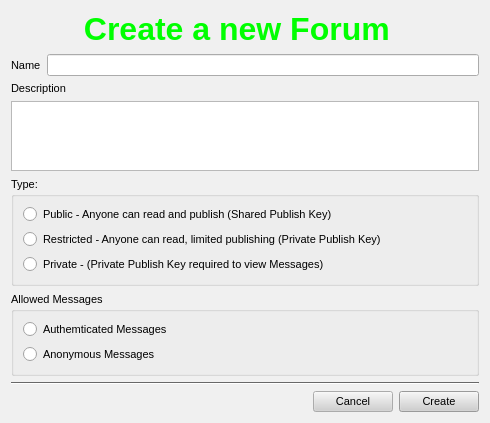
Qt form retroshare-gui/src/gui/forums/CreateForum.ui (RetroShare/RetroShare) before a commit.
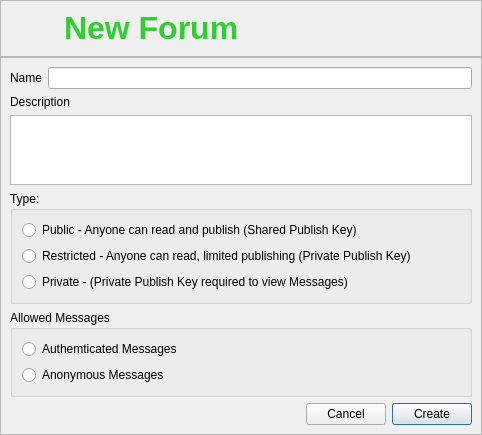
The same form after that commit. Icons and pictures are not drawn.

Patch:
```diff
--- a/retroshare-gui/src/gui/forums/CreateForum.ui
+++ b/retroshare-gui/src/gui/forums/CreateForum.ui
@@ -6,499 +6,10 @@
    <rect>
     <x>0</x>
     <y>0</y>
-    <width>490</width>
-    <height>421</height>
+    <width>482</width>
+    <height>419</height>
    </rect>
   </property>
-  <property name="sizePolicy">
-   <sizepolicy hsizetype="Expanding" vsizetype="Expanding">
-    <horstretch>0</horstretch>
-    <verstretch>0</verstretch>
-   </sizepolicy>
-  </property>
-  <property name="palette">
-   <palette>
-    <active>
-     <colorrole role="WindowText">
-      <brush brushstyle="SolidPattern">
-       <color alpha="255">
-        <red>0</red>
-        <green>0</green>
-        <blue>0</blue>
-       </color>
-      </brush>
-     </colorrole>
-     <colorrole role="Button">
-      <brush brushstyle="SolidPattern">
-       <color alpha="255">
-        <red>208</red>
-        <green>208</green>
-        <blue>208</blue>
-       </color>
-      </brush>
-     </colorrole>
-     <colorrole role="Light">
-      <brush brushstyle="SolidPattern">
-       <color alpha="255">
-        <red>255</red>
-        <green>255</green>
-        <blue>255</blue>
-       </color>
-      </brush>
-     </colorrole>
-     <colorrole role="Midlight">
-      <brush brushstyle="SolidPattern">
-       <color alpha="255">
-        <red>247</red>
-        <green>247</green>
-        <blue>247</blue>
-       </color>
-      </brush>
-     </colorrole>
-     <colorrole role="Dark">
-      <brush brushstyle="SolidPattern">
-       <color alpha="255">
-        <red>104</red>
-        <green>104</green>
-        <blue>104</blue>
-       </color>
-      </brush>
-     </colorrole>
-     <colorrole role="Mid">
-      <brush brushstyle="SolidPattern">
-       <color alpha="255">
-        <red>139</red>
-        <green>139</green>
-        <blue>139</blue>
-       </color>
-      </brush>
-     </colorrole>
-     <colorrole role="Text">
-      <brush brushstyle="SolidPattern">
-       <color alpha="255">
-        <red>0</red>
-        <green>0</green>
-        <blue>0</blue>
-       </color>
-      </brush>
-     </colorrole>
-     <colorrole role="BrightText">
-      <brush brushstyle="SolidPattern">
-       <color alpha="255">
-        <red>255</red>
-        <green>255</green>
-        <blue>255</blue>
-       </color>
-      </brush>
-     </colorrole>
-     <colorrole role="ButtonText">
-      <brush brushstyle="SolidPattern">
-       <color alpha="255">
-        <red>0</red>
-        <green>0</green>
-        <blue>0</blue>
-       </color>
-      </brush>
-     </colorrole>
-     <colorrole role="Base">
-      <brush brushstyle="SolidPattern">
-       <color alpha="255">
-        <red>255</red>
-        <green>255</green>
-        <blue>255</blue>
-       </color>
-      </brush>
-     </colorrole>
-     <colorrole role="Window">
-      <brush brushstyle="SolidPattern">
-       <color alpha="255">
-        <red>240</red>
-        <green>240</green>
-        <blue>240</blue>
-       </color>
-      </brush>
-     </colorrole>
-     <colorrole role="Shadow">
-      <brush brushstyle="SolidPattern">
-       <color alpha="255">
-        <red>0</red>
-        <green>0</green>
-        <blue>0</blue>
-       </color>
-      </brush>
-     </colorrole>
-     <colorrole role="Highlight">
-      <brush brushstyle="SolidPattern">
-       <color alpha="255">
-        <red>0</red>
-        <green>0</green>
-        <blue>128</blue>
-       </color>
-      </brush>
-     </colorrole>
-     <colorrole role="HighlightedText">
-      <brush brushstyle="SolidPattern">
-       <color alpha="255">
-        <red>255</red>
-        <green>255</green>
-        <blue>255</blue>
-       </color>
-      </brush>
-     </colorrole>
-     <colorrole role="Link">
-      <brush brushstyle="SolidPattern">
-       <color alpha="255">
-        <red>0</red>
-        <green>0</green>
-        <blue>255</blue>
-       </color>
-      </brush>
-     </colorrole>
-     <colorrole role="LinkVisited">
-      <brush brushstyle="SolidPattern">
-       <color alpha="255">
-        <red>255</red>
-        <green>0</green>
-        <blue>255</blue>
-       </color>
-      </brush>
-     </colorrole>
-     <colorrole role="AlternateBase">
-      <brush brushstyle="SolidPattern">
-       <color alpha="255">
-        <red>231</red>
-        <green>231</green>
-        <blue>231</blue>
-       </color>
-      </brush>
-     </colorrole>
-    </active>
-    <inactive>
-     <colorrole role="WindowText">
-      <brush brushstyle="SolidPattern">
-       <color alpha="255">
-        <red>0</red>
-        <green>0</green>
-        <blue>0</blue>
-       </color>
-      </brush>
-     </colorrole>
-     <colorrole role="Button">
-      <brush brushstyle="SolidPattern">
-       <color alpha="255">
-        <red>208</red>
-        <green>208</green>
-        <blue>208</blue>
-       </color>
-      </brush>
-     </colorrole>
-     <colorrole role="Light">
-      <brush brushstyle="SolidPattern">
-       <color alpha="255">
-        <red>255</red>
-        <green>255</green>
-        <blue>255</blue>
-       </color>
-      </brush>
-     </colorrole>
-     <colorrole role="Midlight">
-      <brush brushstyle="SolidPattern">
-       <color alpha="255">
-        <red>247</red>
-        <green>247</green>
-        <blue>247</blue>
-       </color>
-      </brush>
-     </colorrole>
-     <colorrole role="Dark">
-      <brush brushstyle="SolidPattern">
-       <color alpha="255">
-        <red>104</red>
-        <green>104</green>
-        <blue>104</blue>
-       </color>
-      </brush>
-     </colorrole>
-     <colorrole role="Mid">
-      <brush brushstyle="SolidPattern">
-       <color alpha="255">
-        <red>139</red>
-        <green>139</green>
-        <blue>139</blue>
-       </color>
-      </brush>
-     </colorrole>
-     <colorrole role="Text">
-      <brush brushstyle="SolidPattern">
-       <color alpha="255">
-        <red>0</red>
-        <green>0</green>
-        <blue>0</blue>
-       </color>
-      </brush>
-     </colorrole>
-     <colorrole role="BrightText">
-      <brush brushstyle="SolidPattern">
-       <color alpha="255">
-        <red>255</red>
-        <green>255</green>
-        <blue>255</blue>
-       </color>
-      </brush>
-     </colorrole>
-     <colorrole role="ButtonText">
-      <brush brushstyle="SolidPattern">
-       <color alpha="255">
-        <red>0</red>
-        <green>0</green>
-        <blue>0</blue>
-       </color>
-      </brush>
-     </colorrole>
-     <colorrole role="Base">
-      <brush brushstyle="SolidPattern">
-       <color alpha="255">
-        <red>255</red>
-        <green>255</green>
-        <blue>255</blue>
-       </color>
-      </brush>
-     </colorrole>
-     <colorrole role="Window">
-      <brush brushstyle="SolidPattern">
-       <color alpha="255">
-        <red>240</red>
-        <green>240</green>
-        <blue>240</blue>
-       </color>
-      </brush>
-     </colorrole>
-     <colorrole role="Shadow">
-      <brush brushstyle="SolidPattern">
-       <color alpha="255">
-        <red>0</red>
-        <green>0</green>
-        <blue>0</blue>
-       </color>
-      </brush>
-     </colorrole>
-     <colorrole role="Highlight">
-      <brush brushstyle="SolidPattern">
-       <color alpha="255">
-        <red>192</red>
-        <green>192</green>
-        <blue>192</blue>
-       </color>
-      </brush>
-     </colorrole>
-     <colorrole role="HighlightedText">
-      <brush brushstyle="SolidPattern">
-       <color alpha="255">
-        <red>0</red>
-        <green>0</green>
-        <blue>0</blue>
-       </color>
-      </brush>
-     </colorrole>
-     <colorrole role="Link">
-      <brush brushstyle="SolidPattern">
-       <color alpha="255">
-        <red>0</red>
-        <green>0</green>
-        <blue>255</blue>
-       </color>
-      </brush>
-     </colorrole>
-     <colorrole role="LinkVisited">
-      <brush brushstyle="SolidPattern">
-       <color alpha="255">
-        <red>255</red>
-        <green>0</green>
-        <blue>255</blue>
-       </color>
-      </brush>
-     </colorrole>
-     <colorrole role="AlternateBase">
-      <brush brushstyle="SolidPattern">
-       <color alpha="255">
-        <red>231</red>
-        <green>231</green>
-        <blue>231</blue>
-       </color>
-      </brush>
-     </colorrole>
-    </inactive>
-    <disabled>
-     <colorrole role="WindowText">
-      <brush brushstyle="SolidPattern">
-       <color alpha="255">
-        <red>104</red>
-        <green>104</green>
-        <blue>104</blue>
-       </color>
-      </brush>
-     </colorrole>
-     <colorrole role="Button">
-      <brush brushstyle="SolidPattern">
-       <color alpha="255">
-        <red>208</red>
-        <green>208</green>
-        <blue>208</blue>
-       </color>
-      </brush>
-     </colorrole>
-     <colorrole role="Light">
-      <brush brushstyle="SolidPattern">
-       <color alpha="255">
-        <red>255</red>
-        <green>255</green>
-        <blue>255</blue>
-       </color>
-      </brush>
-     </colorrole>
-     <colorrole role="Midlight">
-      <brush brushstyle="SolidPattern">
-       <color alpha="255">
-        <red>247</red>
-        <green>247</green>
-        <blue>247</blue>
-       </color>
-      </brush>
-     </colorrole>
-     <colorrole role="Dark">
-      <brush brushstyle="SolidPattern">
-       <color alpha="255">
-        <red>104</red>
-        <green>104</green>
-        <blue>104</blue>
-       </color>
-      </brush>
-     </colorrole>
-     <colorrole role="Mid">
-      <brush brushstyle="SolidPattern">
-       <color alpha="255">
-        <red>139</red>
-        <green>139</green>
-        <blue>139</blue>
-       </color>
-      </brush>
-     </colorrole>
-     <colorrole role="Text">
-      <brush brushstyle="SolidPattern">
-       <color alpha="255">
-        <red>104</red>
-        <green>104</green>
-        <blue>104</blue>
-       </color>
-      </brush>
-     </colorrole>
-     <colorrole role="BrightText">
-      <brush brushstyle="SolidPattern">
-       <color alpha="255">
-        <red>255</red>
-        <green>255</green>
-        <blue>255</blue>
-       </color>
-      </brush>
-     </colorrole>
-     <colorrole role="ButtonText">
-      <brush brushstyle="SolidPattern">
-       <color alpha="255">
-        <red>104</red>
-        <green>104</green>
-        <blue>104</blue>
-       </color>
-      </brush>
-     </colorrole>
-     <colorrole role="Base">
-      <brush brushstyle="SolidPattern">
-       <color alpha="255">
-        <red>240</red>
-        <green>240</green>
-        <blue>240</blue>
-       </color>
-      </brush>
-     </colorrole>
-     <colorrole role="Window">
-      <brush brushstyle="SolidPattern">
-       <color alpha="255">
-        <red>240</red>
-        <green>240</green>
-        <blue>240</blue>
-       </color>
-      </brush>
-     </colorrole>
-     <colorrole role="Shadow">
-      <brush brushstyle="SolidPattern">
-       <color alpha="255">
-        <red>0</red>
-        <green>0</green>
-        <blue>0</blue>
-       </color>
-      </brush>
-     </colorrole>
-     <colorrole role="Highlight">
-      <brush brushstyle="SolidPattern">
-       <color alpha="255">
-        <red>0</red>
-        <green>0</green>
-        <blue>128</blue>
-       </color>
-      </brush>
-     </colorrole>
-     <colorrole role="HighlightedText">
-      <brush brushstyle="SolidPattern">
-       <color alpha="255">
-        <red>255</red>
-        <green>255</green>
-        <blue>255</blue>
-       </color>
-      </brush>
-     </colorrole>
-     <colorrole role="Link">
-      <brush brushstyle="SolidPattern">
-       <color alpha="255">
-        <red>0</red>
-        <green>0</green>
-        <blue>255</blue>
-       </color>
-      </brush>
-     </colorrole>
-     <colorrole role="LinkVisited">
-      <brush brushstyle="SolidPattern">
-       <color alpha="255">
-        <red>255</red>
-        <green>0</green>
-        <blue>255</blue>
-       </color>
-      </brush>
-     </colorrole>
-     <colorrole role="AlternateBase">
-      <brush brushstyle="SolidPattern">
-       <color alpha="255">
-        <red>231</red>
-        <green>231</green>
-        <blue>231</blue>
-       </color>
-      </brush>
-     </colorrole>
-    </disabled>
-   </palette>
-  </property>
-  <property name="font">
-   <font>
-    <family>Arial</family>
-    <pointsize>8</pointsize>
-    <weight>50</weight>
-    <italic>false</italic>
-    <bold>false</bold>
-    <underline>false</underline>
-    <strikeout>false</strikeout>
-   </font>
-  </property>
-  <property name="contextMenuPolicy">
-   <enum>Qt::NoContextMenu</enum>
-  </property>
   <property name="windowTitle">
    <string>Create a Forum</string>
   </property>
@@ -506,18 +17,34 @@
    <iconset resource="../images.qrc">
     <normaloff>:/images/rstray3.png</normaloff>:/images/rstray3.png</iconset>
   </property>
-  <layout class="QGridLayout" name="gridLayout_2">
+  <layout class="QGridLayout" name="gridLayout_3">
+   <property name="margin">
+    <number>0</number>
+   </property>
+   <property name="spacing">
+    <number>0</number>
+   </property>
    <item row="0" column="0">
+    <widget class="QFrame" name="frame_2">
+     <property name="styleSheet">
+      <string notr="true">QFrame#frame_2{background-image: url(:/images/connect/connectFriendBanner.png);}</string>
+     </property>
+     <property name="frameShape">
+      <enum>QFrame::StyledPanel</enum>
+     </property>
+     <property name="frameShadow">
+      <enum>QFrame::Raised</enum>
+     </property>
     <layout class="QGridLayout" name="gridLayout">
-     <property name="horizontalSpacing">
-      <number>0</number>
+      <property name="spacing">
+       <number>6</number>
      </property>
      <item row="0" column="0">
       <widget class="QLabel" name="labelicon">
        <property name="maximumSize">
         <size>
-         <width>64</width>
-         <height>64</height>
+          <width>48</width>
+          <height>48</height>
         </size>
        </property>
        <property name="styleSheet">
@@ -534,21 +61,31 @@
      <item row="0" column="1">
       <widget class="QLabel" name="textlabelcreatforums">
        <property name="styleSheet">
-        <string notr="true">background-image: url(:/images/connect/connectFriendBanner.png)</string>
+         <string notr="true">color: rgb(255, 255, 255);</string>
        </property>
        <property name="text">
         <string>&lt;!DOCTYPE HTML PUBLIC &quot;-//W3C//DTD HTML 4.0//EN&quot; &quot;http://www.w3.org/TR/REC-html40/strict.dtd&quot;&gt;
 &lt;html&gt;&lt;head&gt;&lt;meta name=&quot;qrichtext&quot; content=&quot;1&quot; /&gt;&lt;style type=&quot;text/css&quot;&gt;
 p, li { white-space: pre-wrap; }
-&lt;/style&gt;&lt;/head&gt;&lt;body style=&quot; font-family:'DejaVu Sans'; font-size:9pt; font-weight:400; font-style:normal;&quot;&gt;
-&lt;p style=&quot; margin-top:0px; margin-bottom:0px; margin-left:0px; margin-right:0px; -qt-block-indent:0; text-indent:0px;&quot;&gt;&lt;span style=&quot; font-family:'Arial'; font-size:24pt; font-weight:600; color:#00ff00;&quot;&gt; Create a new Forum&lt;/span&gt;&lt;/p&gt;&lt;/body&gt;&lt;/html&gt;</string>
+&lt;/style&gt;&lt;/head&gt;&lt;body style=&quot; font-family:'MS Shell Dlg 2'; font-size:8.25pt; font-weight:400; font-style:normal;&quot;&gt;
+&lt;p style=&quot; margin-top:0px; margin-bottom:0px; margin-left:0px; margin-right:0px; -qt-block-indent:0; text-indent:0px;&quot;&gt;&lt;span style=&quot; font-family:'Arial'; font-size:24pt; font-weight:600; color:#32cd32;&quot;&gt;New Forum&lt;/span&gt;&lt;/p&gt;&lt;/body&gt;&lt;/html&gt;</string>
        </property>
       </widget>
      </item>
     </layout>
+    </widget>
    </item>
    <item row="1" column="0">
-    <layout class="QHBoxLayout">
+    <widget class="QFrame" name="frame">
+     <property name="frameShape">
+      <enum>QFrame::StyledPanel</enum>
+     </property>
+     <property name="frameShadow">
+      <enum>QFrame::Raised</enum>
+     </property>
+     <layout class="QGridLayout" name="gridLayout_2">
+      <item row="0" column="0" colspan="3">
+       <layout class="QHBoxLayout" name="_2">
      <item>
       <widget class="QLabel" name="label">
        <property name="text">
@@ -561,7 +98,7 @@
      </item>
     </layout>
    </item>
-   <item row="2" column="0">
+      <item row="1" column="0" colspan="3">
     <layout class="QVBoxLayout">
      <item>
       <widget class="QLabel" name="label_5">
@@ -575,12 +112,12 @@
      </item>
     </layout>
    </item>
-   <item row="3" column="0">
+      <item row="2" column="0" colspan="3">
     <widget class="QGroupBox" name="tyoeGroupBox">
      <property name="title">
       <string>Type:</string>
      </property>
-     <layout class="QVBoxLayout">
+        <layout class="QVBoxLayout" name="_3">
       <item>
        <widget class="QRadioButton" name="typePublic">
         <property name="text">
@@ -605,12 +142,12 @@
      </layout>
     </widget>
    </item>
-   <item row="4" column="0">
+      <item row="3" column="0" colspan="3">
     <widget class="QGroupBox" name="msgGroupBox">
      <property name="title">
       <string>Allowed Messages</string>
      </property>
-     <layout class="QVBoxLayout">
+        <layout class="QVBoxLayout" name="_4">
       <item>
        <widget class="QRadioButton" name="msgAuth">
         <property name="text">
@@ -628,29 +165,27 @@
      </layout>
     </widget>
    </item>
-   <item row="6" column="0">
-    <layout class="QHBoxLayout">
-     <item>
+      <item row="4" column="0">
       <spacer>
        <property name="orientation">
         <enum>Qt::Horizontal</enum>
        </property>
        <property name="sizeHint" stdset="0">
         <size>
-         <width>40</width>
+          <width>238</width>
          <height>20</height>
         </size>
        </property>
       </spacer>
      </item>
-     <item>
+      <item row="4" column="1">
       <widget class="QPushButton" name="cancelButton">
        <property name="text">
         <string>Cancel</string>
        </property>
       </widget>
      </item>
-     <item>
+      <item row="4" column="2">
       <widget class="QPushButton" name="createButton">
        <property name="text">
         <string>Create</string>
@@ -661,12 +196,6 @@
       </widget>
      </item>
     </layout>
-   </item>
-   <item row="5" column="0">
-    <widget class="Line" name="line">
-     <property name="orientation">
-      <enum>Qt::Horizontal</enum>
-     </property>
     </widget>
    </item>
   </layout>
```
Left out of the diff: 14 changed lines with no effect on the pictures. Lines whose indentation alone changed are shown as unchanged.
